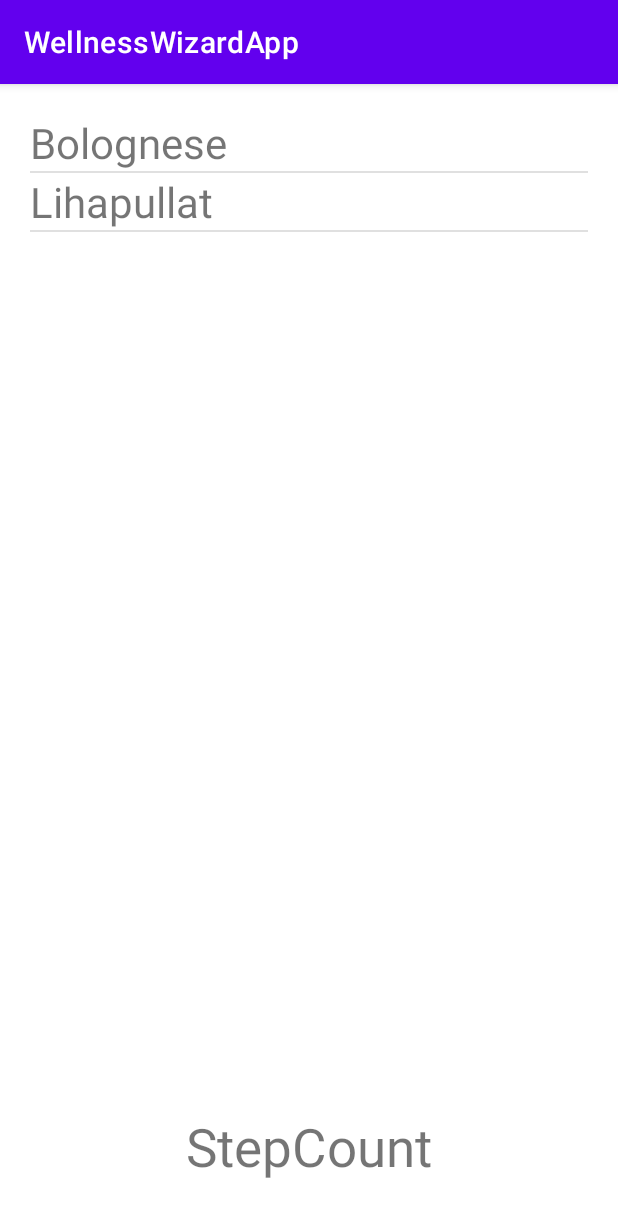
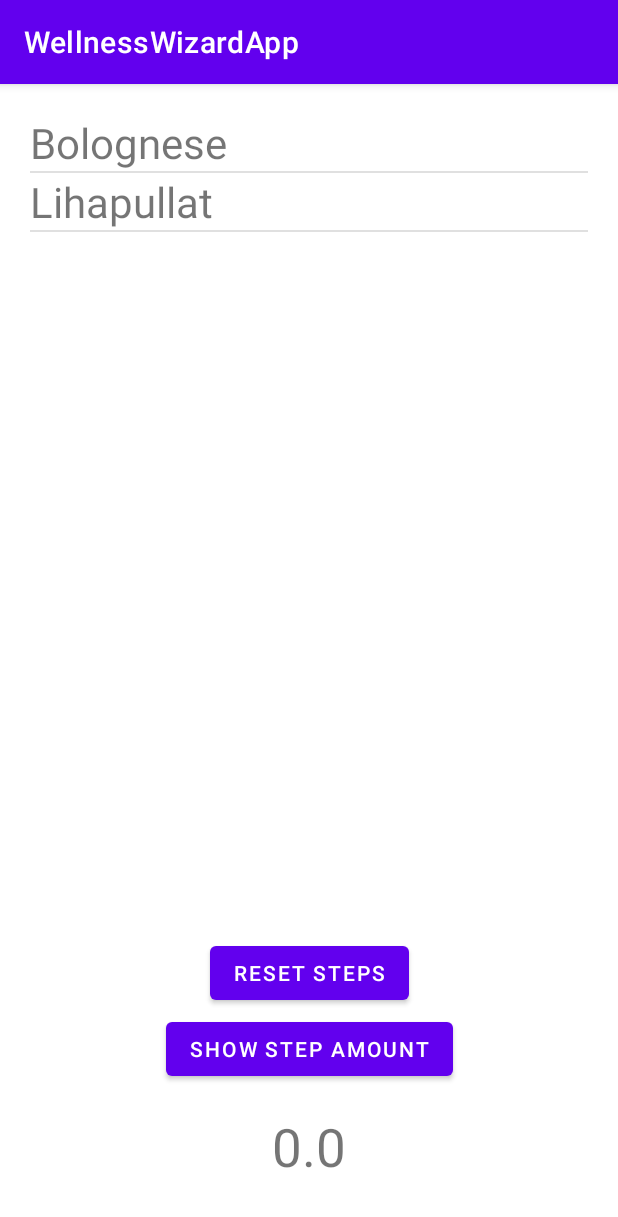
Before and after one commit to SmuuSka/WellnessWizard, an Android app: the screen it shows after launch (RecipeLibraryActivity), on a phone screen of 412 x 824 dp. Shown: the top 1217 px of the screen. Run offline under Robolectric (Android 15) with nearby library versions, the phone set to English and light mode, and no system bars.

Commit message:
All kind of shit from today
first draft of step counter
+++

```diff
--- a/app/src/main/AndroidManifest.xml
+++ b/app/src/main/AndroidManifest.xml
@@ -2,6 +2,8 @@
 <manifest xmlns:android="http://schemas.android.com/apk/res/android"
     xmlns:tools="http://schemas.android.com/tools"
     package="fi.metropolia.javacrew.wellnesswizardapp">
+
+    <uses-permission android:name="android.permission.ACTIVITY_RECOGNITION"/>
 
     <application
         android:allowBackup="true"
--- a/app/src/main/java/fi/metropolia/javacrew/wellnesswizardapp/recipe/RecipeLibraryActivity.java
+++ b/app/src/main/java/fi/metropolia/javacrew/wellnesswizardapp/recipe/RecipeLibraryActivity.java
@@ -1,30 +1,71 @@
 package fi.metropolia.javacrew.wellnesswizardapp.recipe;
 
+import androidx.activity.result.ActivityResultLauncher;
+import androidx.activity.result.contract.ActivityResultContracts;
 import androidx.appcompat.app.AppCompatActivity;
+import androidx.core.content.ContextCompat;
 
+import android.Manifest;
+import android.content.Context;
 import android.content.Intent;
+import android.content.pm.PackageManager;
+import android.hardware.Sensor;
+import android.hardware.SensorManager;
 import android.os.Bundle;
 import android.view.View;
 import android.widget.AdapterView;
 import android.widget.ArrayAdapter;
 import android.widget.ListView;
+import android.widget.TextView;
 
 import java.util.ArrayList;
 import java.util.List;
 
 import fi.metropolia.javacrew.wellnesswizardapp.R;
+import fi.metropolia.javacrew.wellnesswizardapp.stepCounter.StepCounterActivity;
+import fi.metropolia.javacrew.wellnesswizardapp.stepCounter.TestCounter;
 
 public class RecipeLibraryActivity extends AppCompatActivity {
 
     public static final String EXTRA_RECIPE = "fi.metropolia.javacrew.wellnesswizardapp.MESSAGE";
+
+    //stepcounterille
+
+    private TextView stepsTextView;
+    private  boolean moving = false;
+    private SensorManager sensorManager;
+    private Sensor stepSensor;
+
+    private ActivityResultLauncher<String> requestPermissionLauncher =
+            registerForActivityResult(new ActivityResultContracts.RequestPermission(), isGranted -> {
+                if (isGranted) {
+                    // Permission is granted. Continue the action or workflow in your
+                    // app.
+                } else {
+                    // Explain to the user that the feature is unavailable because the
+                    // features requires a permission that the user has denied. At the
+                    // same time, respect the user's decision. Don't link to system
+                    // settings in an effort to convince the user to change their
+                    // decision.
+                }
+            });
+
 
     @Override
     protected void onCreate(Bundle savedInstanceState) {
         super.onCreate(savedInstanceState);
         setContentView(R.layout.activity_recipe_library);
 
+
+
         ListView listViewRecipes = findViewById(R.id.listView_Recipes);
         listViewRecipes.setAdapter(new ArrayAdapter<Recipe>(this, R.layout.recipe_item, RecipeInfoHolder.getInstance().getResipes()));
+
+        stepsTextView = findViewById(R.id.textView_StepCounterAmount);
+        float steps = TestCounter.getInstance().getSteps();
+
+        stepsTextView.setText(Float.toString(steps));
+
 
         listViewRecipes.setOnItemClickListener(new AdapterView.OnItemClickListener() {
             @Override
@@ -33,8 +74,27 @@ public class RecipeLibraryActivity extends AppCompatActivity {
                 Intent nextActivity = new Intent(RecipeLibraryActivity.this, RecipeDetailActivity.class);
                 nextActivity.putExtra(EXTRA_RECIPE, i);
                 startActivity(nextActivity);
+
+
             }
         });
+
+        if (ContextCompat.checkSelfPermission(
+                this, Manifest.permission.ACTIVITY_RECOGNITION) ==
+                PackageManager.PERMISSION_DENIED) {
+            requestPermissionLauncher.launch(Manifest.permission.ACTIVITY_RECOGNITION);
+        }
+
+
+        sensorManager = (SensorManager) getSystemService(Context.SENSOR_SERVICE);
+        if(sensorManager.getDefaultSensor(Sensor.TYPE_STEP_COUNTER) != null){
+            stepSensor = sensorManager.getDefaultSensor(Sensor.TYPE_STEP_COUNTER);
+            moving = true;
+            System.out.println("SENSORI LÖYDETTY!!");
+        }else {
+            System.out.println("KAIKKI PASKANA!");
+            moving = false;
+        }
 
     }
 
@@ -46,4 +106,29 @@ public class RecipeLibraryActivity extends AppCompatActivity {
         return recipes;
 
     }
+
+    @Override
+    protected void onResume() {
+        super.onResume();
+        if(stepSensor != null){
+            TestCounter.getInstance().setStepSensor(stepSensor);
+            sensorManager.registerListener(TestCounter.getInstance(), stepSensor, SensorManager.SENSOR_DELAY_FASTEST);
+        }
+
+    }
+
+    public void showSteps(View view) {
+
+        float currentSteps = TestCounter.getInstance().getSteps();
+        stepsTextView = findViewById(R.id.textView_StepCounterAmount);
+        stepsTextView.setText(Float.toString(currentSteps));
+
+    }
+
+    public void resetSteps(View view) {
+        //float currentSteps = StepCounterActivity.getInstance().resetSteps();
+        //StepCounterActivity.getInstance().StartCounting();
+        stepsTextView = findViewById(R.id.textView_StepCounterAmount);
+        stepsTextView.setText(Float.toString(TestCounter.getInstance().resetSteps()));
+    }
 }
--- /dev/null
+++ b/app/src/main/java/fi/metropolia/javacrew/wellnesswizardapp/stepCounter/TestCounter.java
@@ -0,0 +1,51 @@
+package fi.metropolia.javacrew.wellnesswizardapp.stepCounter;
+
+import android.hardware.Sensor;
+import android.hardware.SensorEvent;
+import android.hardware.SensorEventListener;
+
+public class TestCounter implements SensorEventListener {
+    private static TestCounter instance;
+
+    public static TestCounter getInstance() {
+        if (instance == null)
+            instance = new TestCounter();
+        return instance;
+    }
+
+    private TestCounter() {
+    }
+
+    private float steps = 0;
+
+    private Sensor stepSensor;
+
+    public void setStepSensor(Sensor stepSensor) {
+        this.stepSensor = stepSensor;
+    }
+
+    @Override
+    public void onSensorChanged(SensorEvent sensorEvent) {
+        //if (sensorEvent.sensor == stepSensor) {
+            System.out.println(Float.toString(steps));
+            steps = sensorEvent.values[0];
+        //}
+    }
+
+    @Override
+    public void onAccuracyChanged(Sensor sensor, int i) {
+
+    }
+
+    public float getSteps() {
+        //steps = steps + 1;
+        return steps;
+    }
+
+    public float resetSteps() {
+        steps = 0;
+        return steps;
+    }
+
+
+}
--- a/app/src/main/res/layout/activity_recipe_library.xml
+++ b/app/src/main/res/layout/activity_recipe_library.xml
@@ -31,4 +31,28 @@
         app:layout_constraintStart_toStartOf="parent"
         app:layout_constraintTop_toTopOf="parent"
         app:layout_constraintVertical_bias="0.95" />
+
+    <Button
+        android:id="@+id/button_ShowCurrentSteps"
+        android:layout_width="wrap_content"
+        android:layout_height="wrap_content"
+        android:onClick="showSteps"
+        android:text="Show step amount"
+        app:layout_constraintBottom_toBottomOf="parent"
+        app:layout_constraintEnd_toEndOf="parent"
+        app:layout_constraintStart_toStartOf="parent"
+        app:layout_constraintTop_toTopOf="parent"
+        app:layout_constraintVertical_bias="0.86" />
+
+    <Button
+        android:id="@+id/button2"
+        android:layout_width="wrap_content"
+        android:layout_height="wrap_content"
+        android:onClick="resetSteps"
+        android:text="Reset Steps"
+        app:layout_constraintBottom_toBottomOf="parent"
+        app:layout_constraintEnd_toEndOf="parent"
+        app:layout_constraintStart_toStartOf="parent"
+        app:layout_constraintTop_toTopOf="parent"
+        app:layout_constraintVertical_bias="0.79" />
 </androidx.constraintlayout.widget.ConstraintLayout>
```
Also changed, not shown: app/src/main/java/fi/metropolia/javacrew/wellnesswizardapp/stepCounter/StepCounterActivity.java (+30 -25 lines).
